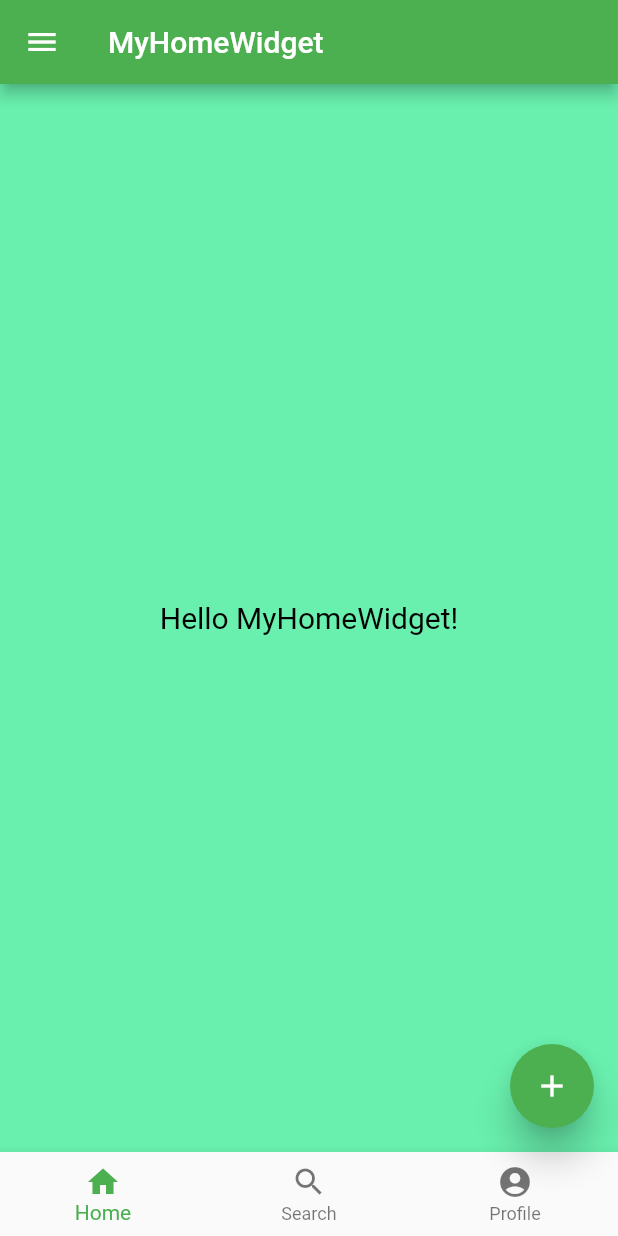
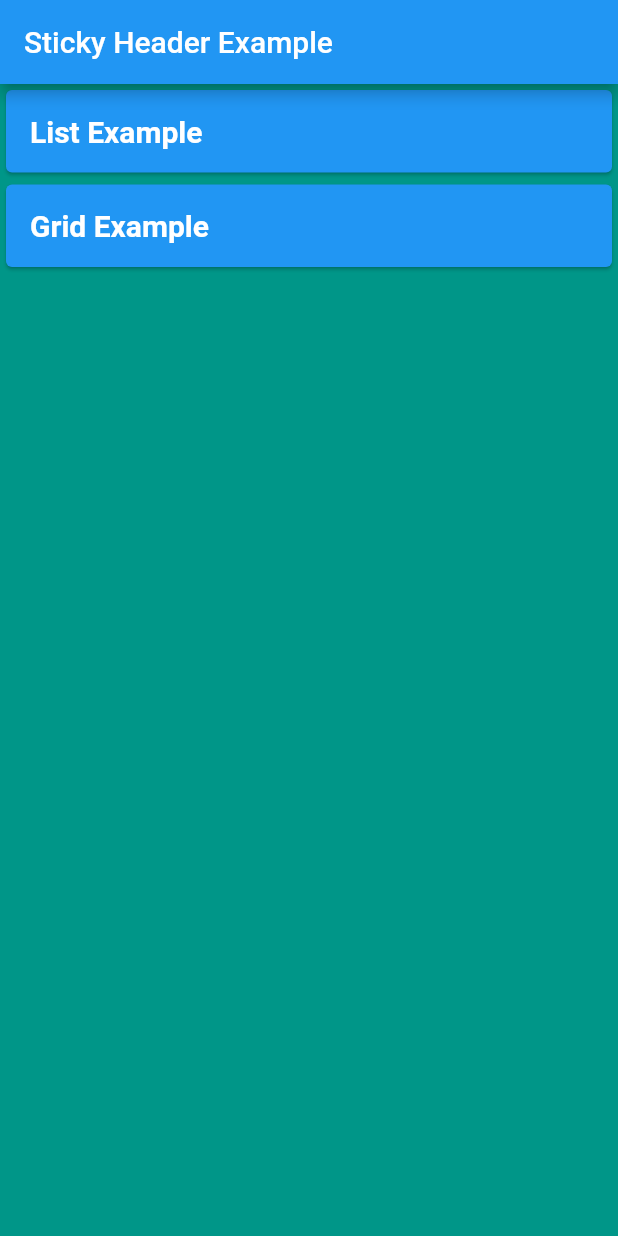
Before and after one commit to tanveerahmed1987/flutter_app, a Flutter app: the screen it shows after launch, on a phone screen of 412 x 824 dp. Run offline on Flutter 3.47's test engine with Material 2 defaults, Android fonts, the phone set to English and light mode, and no system bars; our stand-ins replace flutter_sticky_header.

Commit message:
Sticky Header Example

```diff
--- a/lib/main.dart
+++ b/lib/main.dart
@@ -1,46 +1,62 @@
 import 'package:flutter/material.dart';
+import 'package:flutterapp/ListExample.dart';
+
+import 'GridExample.dart';
+
 void main() {
-  runApp(
-    MaterialApp(
-      title: 'Flutter Tutorial',
-      home: MyHomeWidget(),
-      theme: ThemeData(
-        primarySwatch: Colors.green,
-      ),
-      debugShowCheckedModeBanner: false,
-    )
-  );
+  runApp(MyApp());
 }
 
-class MyHomeWidget extends StatelessWidget {
+class MyApp extends StatelessWidget {
   @override
   Widget build(BuildContext context) {
-    return Scaffold(
-      appBar: AppBar( title: Text('MyHomeWidget')),
-      body: Center(child: Text('Hello MyHomeWidget!', style: TextStyle( color: Colors.black, fontSize: 20.0))),
-      floatingActionButton: FloatingActionButton(
-          elevation: 10.0,
-          child: Icon(Icons.add),
-          onPressed: (){ }
+    return MaterialApp(
+      home: Scaffold(
+        appBar: AppBar(title: Text('Sticky Header Example')),
+        body: Container(
+          color: Colors.teal,
+          child: ListView(
+            children: [
+              _Item(text: 'List Example' , builder: (_) => const ListExample() ,),
+              _Item(text: 'Grid Example' , builder: (_) => const GridExample() ,)
+            ],
+          )
+        )
       ),
-      drawer: Drawer(
-        child: ListView(
-          children: const <Widget>[
-            DrawerHeader(
-              decoration: BoxDecoration(color: Colors.green),
-              child: Text( 'Drawer Header',style: TextStyle(color: Colors.white,fontSize: 24)),
-            ),
-            ListTile(title: Text('Item 1'),leading : Icon(Icons.people)),
-            ListTile(title: Text('Item 2'), leading: Icon(Icons.mail)),
-      ],),),
-      bottomNavigationBar : BottomNavigationBar(
-        currentIndex : 0, fixedColor: Colors.green,
-        items: [ BottomNavigationBarItem(title : Text("Home"), icon : Icon(Icons.home)),
-                 BottomNavigationBarItem(title : Text("Search"), icon : Icon(Icons.search)),
-                 BottomNavigationBarItem(title : Text("Profile"), icon : Icon(Icons.account_circle))],
-        onTap: (int indexOfItem){ }
-      ),
-      backgroundColor: Colors.greenAccent,
     );
   }
 }
+
+
+class _Item extends StatelessWidget {
+
+  const _Item({
+    Key key,
+    @required this.text,
+    @required this.builder,
+  }) : super(key: key);
+
+  final String text;
+  final WidgetBuilder builder;
+
+
+  @override
+  Widget build(BuildContext context) {
+    return Card(
+      color: Colors.blue,
+      child: InkWell(
+          onTap: () {
+            Navigator.push(context, MaterialPageRoute(builder: builder));
+          },
+          child: Container(
+            padding: EdgeInsets.all(16),
+            child: Text(
+              text,
+              style: TextStyle(
+                  color: Colors.white, fontWeight: FontWeight.bold, fontSize: 20),
+            ),
+          ),
+      ),
+    );
+  }
+}
```
Also changed, not shown: lib/AppScaffold.dart (added, +83 -0 lines), lib/GridExample.dart (added, +65 -0 lines), lib/ListExample.dart (added, +51 -0 lines), pubspec.yaml (+2 -11 lines), pubspec.lock.
